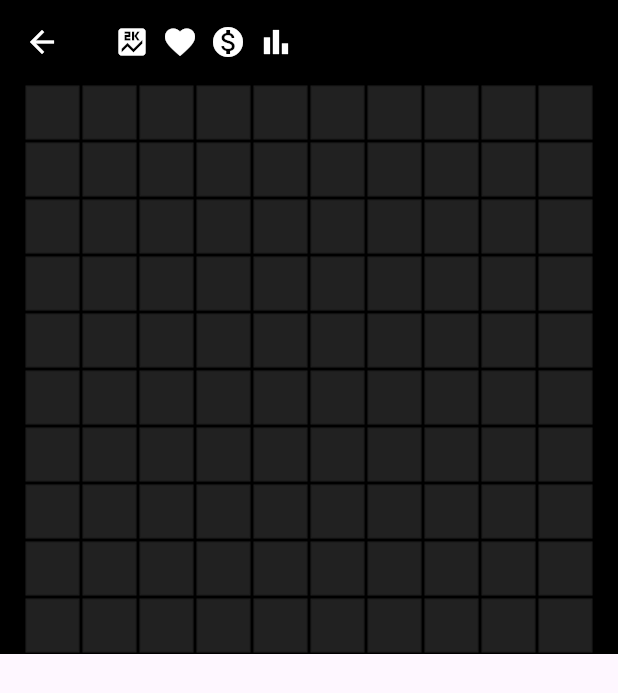
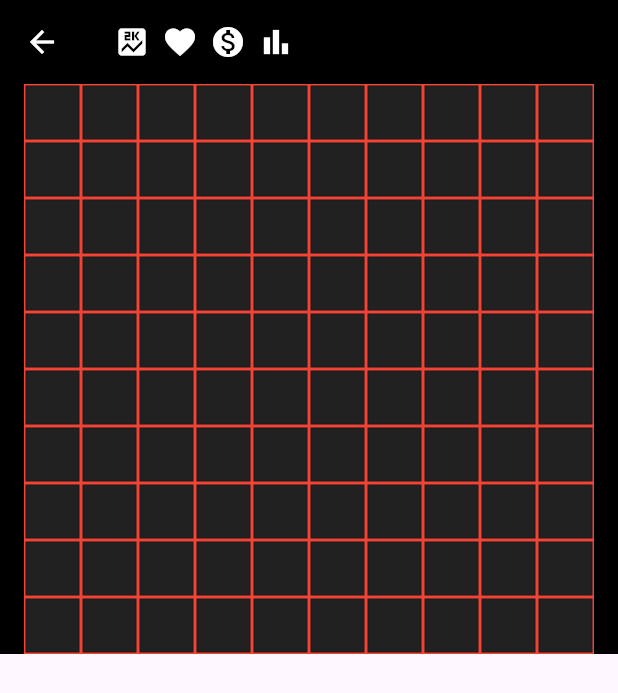
Before and after one commit to emilvdl1986/snakey, a Flutter app: the screen it shows after launch, after a tap on "Play Story", on a phone screen of 412 x 824 dp. Shown: the top 693 px of the screen. Run offline on Flutter 3.47's test engine with Material 3 defaults, Android fonts, the phone set to English and light mode, and no system bars; our stand-ins replace shared_preferences.

Commit message:
Saving progress

```diff
--- a/assets/endless.json
+++ b/assets/endless.json
@@ -8,6 +8,8 @@
     },
     "gridSettings":{
         "columns":10,
-        "rows":10
+        "rows":10,
+        "backgroundColor":"red",
+        "backgroundImage":false
     }
 }
--- a/assets/stages/1.json
+++ b/assets/stages/1.json
@@ -2,6 +2,8 @@
 
     "gridSettings":{
         "columns":10,
-        "rows":10
+        "rows":10,
+        "backgroundColor":"red",
+        "backgroundImage":false
     }
 }
--- a/lib/components/game_canvas.dart
+++ b/lib/components/game_canvas.dart
@@ -4,13 +4,44 @@ class GameCanvas extends StatelessWidget {
   final int columns;
   final int rows;
   final double padding;
+  final String? backgroundColor;
+  final bool backgroundImage;
 
   const GameCanvas({
     super.key,
     required this.columns,
     required this.rows,
     this.padding = 16.0,
+    this.backgroundColor,
+    this.backgroundImage = false,
   });
+
+  Color? _parseColor(String? colorString) {
+    if (colorString == null) return null;
+    switch (colorString.toLowerCase()) {
+      case 'red':
+        return Colors.red;
+      case 'green':
+        return Colors.green;
+      case 'blue':
+        return Colors.blue;
+      case 'black':
+        return Colors.black;
+      case 'white':
+        return Colors.white;
+      case 'yellow':
+        return Colors.yellow;
+      case 'orange':
+        return Colors.orange;
+      case 'purple':
+        return Colors.purple;
+      case 'grey':
+      case 'gray':
+        return Colors.grey;
+      default:
+        return Colors.black;
+    }
+  }
 
   @override
   Widget build(BuildContext context) {
@@ -18,11 +49,26 @@ class GameCanvas extends StatelessWidget {
     final double cellSize = screenWidth / columns;
     final double gridHeight = cellSize * rows;
 
+    BoxDecoration decoration;
+    if (backgroundImage) {
+      decoration = const BoxDecoration(
+        image: DecorationImage(
+          image: AssetImage('assets/images/background.png'),
+          fit: BoxFit.cover,
+        ),
+      );
+    } else {
+      decoration = BoxDecoration(
+        color: _parseColor(backgroundColor),
+      );
+    }
+
     return Padding(
-      padding: EdgeInsets.only(left: padding, right: padding), // Remove top padding
-      child: SizedBox(
+      padding: EdgeInsets.only(left: padding, right: padding),
+      child: Container(
         width: screenWidth,
         height: gridHeight,
+        decoration: decoration,
         child: GridView.builder(
           physics: const NeverScrollableScrollPhysics(),
           gridDelegate: SliverGridDelegateWithFixedCrossAxisCount(
--- a/lib/screens/game_screen.dart
+++ b/lib/screens/game_screen.dart
@@ -80,6 +80,8 @@ class _GameScreenState extends State<GameScreen> {
                       child: GameCanvas(
                         columns: gridSettings!['columns'] ?? 0,
                         rows: gridSettings!['rows'] ?? 0,
+                        backgroundColor: gridSettings!['backgroundColor'],
+                        backgroundImage: gridSettings!['backgroundImage'] ?? false,
                       ),
                     )
                   : const Center(child: Text('Grid settings not found'))),
```
